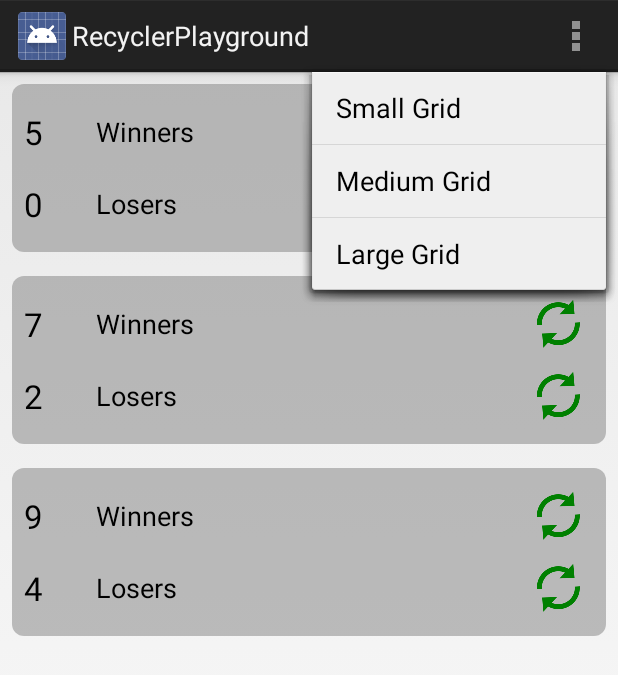
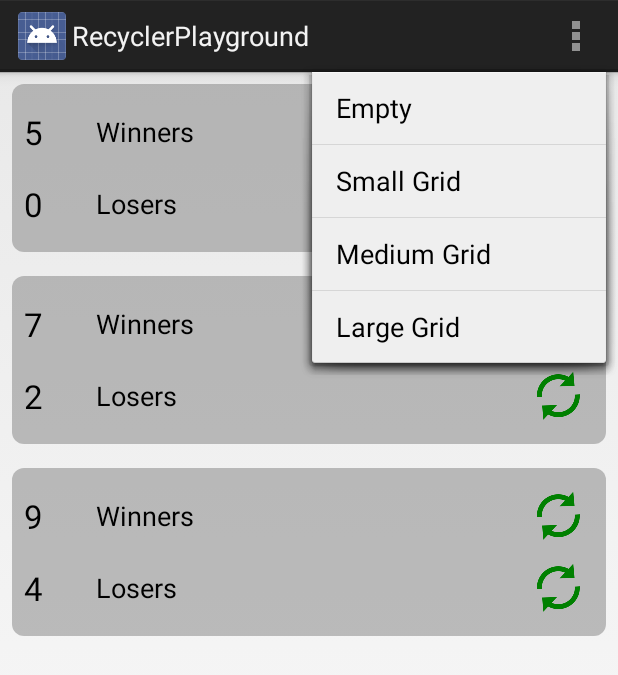
Before and after one commit to devunwired/recyclerview-playground, an Android app: the fragment TwoWayFragment shown on its own in the app's theme, with the options menu open, on a phone screen of 412 x 824 dp. Shown: the top 675 px of the screen. Run offline under Robolectric (Android 15) with nearby library versions, the phone set to English and light mode, and no system bars.

Commit message:
Add option for empty to sample. Fix empty logic in manager.

```diff
--- a/app/src/main/java/com/example/android/recyclerplayground/GridLayoutManager.java
+++ b/app/src/main/java/com/example/android/recyclerplayground/GridLayoutManager.java
@@ -32,11 +32,17 @@ public class GridLayoutManager extends RecyclerView.LayoutManager {
      * need to start laying out the initial set of views. This method will not be called
      * repeatedly, so don't rely on it to continually process changes during user
      * interaction.
+     *
+     * This method will be called when the data set in the adapter changes, so it can be
+     * used to update a layout based on a new item count.
      */
     @Override
     public void onLayoutChildren(RecyclerView.Recycler recycler, RecyclerView.State state) {
-        //We have nothing to show for an empty data set
-        if (getItemCount() == 0) return;
+        //We have nothing to show for an empty data set but clear any existing views
+        if (getItemCount() == 0) {
+            detachAndScrapAttachedViews(recycler);
+            return;
+        }
 
         //Make the grid as square as possible, column count is root of the data set
         mTotalColumnCount = (int) Math.round(Math.sqrt(getItemCount()));
--- a/app/src/main/java/com/example/android/recyclerplayground/TwoWayFragment.java
+++ b/app/src/main/java/com/example/android/recyclerplayground/TwoWayFragment.java
@@ -67,6 +67,9 @@ public class TwoWayFragment extends Fragment implements AdapterView.OnItemClickL
     @Override
     public boolean onOptionsItemSelected(MenuItem item) {
         switch (item.getItemId()) {
+            case R.id.action_empty:
+                mAdapter.setItemCount(0);
+                return true;
             case R.id.action_small:
                 mAdapter.setItemCount(5);
                 return true;
--- a/app/src/main/res/menu/grid_options.xml
+++ b/app/src/main/res/menu/grid_options.xml
@@ -1,16 +1,20 @@
 <?xml version="1.0" encoding="utf-8"?>
 
 <menu xmlns:android="http://schemas.android.com/apk/res/android">
+    <item android:id="@+id/action_empty"
+        android:title="@string/action_empty"
+        android:orderInCategory="90"
+        android:showAsAction="never" />
     <item android:id="@+id/action_small"
         android:title="@string/action_small"
-        android:orderInCategory="90"
+        android:orderInCategory="91"
         android:showAsAction="never" />
     <item android:id="@+id/action_medium"
         android:title="@string/action_medium"
-        android:orderInCategory="91"
+        android:orderInCategory="92"
         android:showAsAction="never" />
     <item android:id="@+id/action_large"
         android:title="@string/action_large"
-        android:orderInCategory="92"
+        android:orderInCategory="93"
         android:showAsAction="never" />
 </menu>
--- a/app/src/main/res/values/strings.xml
+++ b/app/src/main/res/values/strings.xml
@@ -10,6 +10,7 @@
     <string name="action_example">Example action</string>
     <string name="action_settings">Settings</string>
 
+    <string name="action_empty">Empty</string>
     <string name="action_small">Small Grid</string>
     <string name="action_medium">Medium Grid</string>
     <string name="action_large">Large Grid</string>
```
